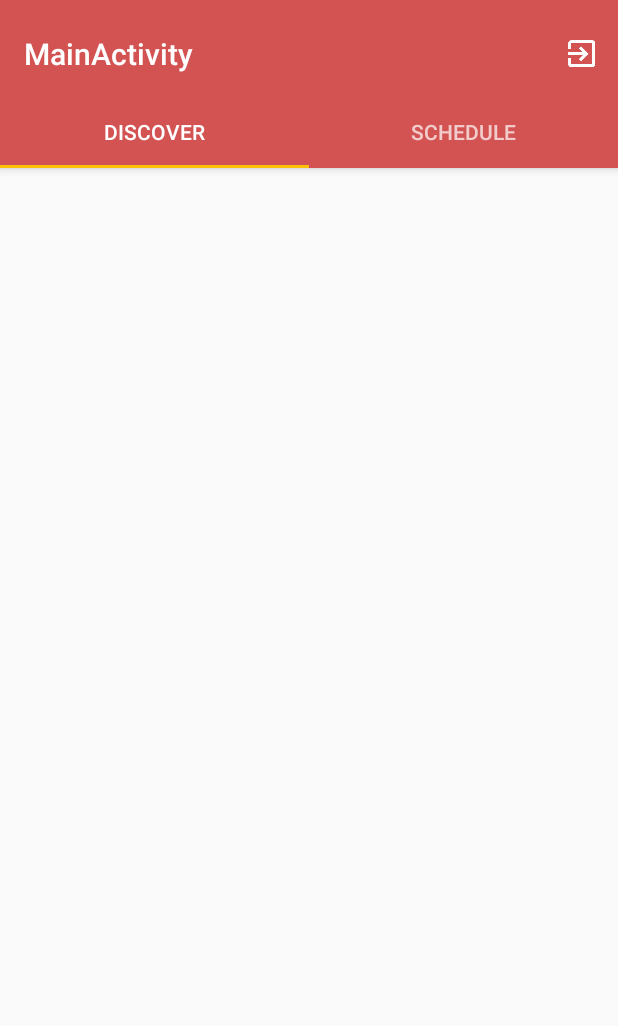
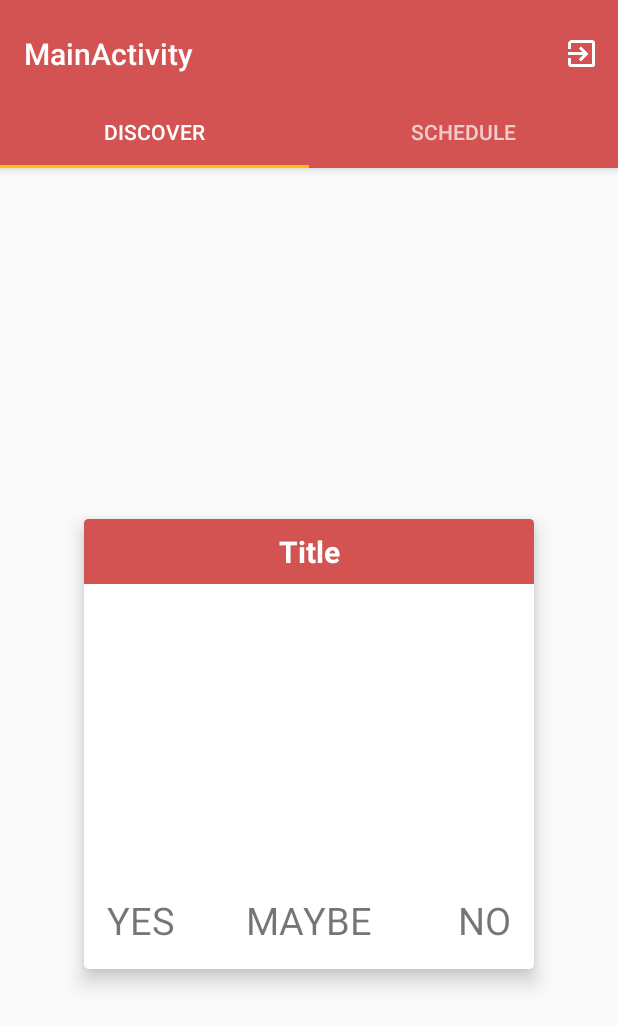
Before and after one commit to nareddyt/DiscOut, an Android app: the DiscoverFragment screen opened directly, with no data from a screen before it, on a phone screen of 412 x 824 dp. Shown: the top 1026 px of the screen. Run offline under Robolectric (Android 15) with nearby library versions, the phone set to English and light mode, and no system bars; libraries missing offline, so code that uses them is left out: com.spotify.sdk.

Commit message:
Discovery fragment check in

```diff
--- a/app/build.gradle
+++ b/app/build.gradle
@@ -35,4 +35,5 @@ dependencies {
     compile 'com.android.support:design:24.0.0'
     compile 'com.squareup.okhttp3:okhttp:3.4.1'
     compile 'com.android.support:support-v4:24.0.0'
+    compile 'com.android.support:cardview-v7:24.0.+'
 }
--- a/app/src/main/res/layout/fragment_recommend.xml
+++ b/app/src/main/res/layout/fragment_recommend.xml
@@ -1,8 +1,60 @@
-<RelativeLayout xmlns:android="http://schemas.android.com/apk/res/android"
-             xmlns:tools="http://schemas.android.com/tools"
-             android:layout_width="match_parent"
-             android:layout_height="match_parent"
-             tools:context=".MainActivity">
+<?xml version="1.0" encoding="utf-8"?>
+<LinearLayout xmlns:android="http://schemas.android.com/apk/res/android"
+    xmlns:app="http://schemas.android.com/apk/res-auto"
+    xmlns:card_view="http://schemas.android.com/apk/res-auto"
+    android:orientation="vertical"
+    android:layout_width="match_parent"
+    android:layout_height="match_parent"
+    android:animateLayoutChanges="true"
+    android:gravity="center">
 
-
-</RelativeLayout>
+    <android.support.v7.widget.CardView
+        xmlns:card_view="http://schemas.android.com/apk/res-auto"
+        android:id="@+id/card_view"
+        android:layout_width="300dp"
+        android:layout_height="300dp"
+        card_view:cardCornerRadius="3dp"
+        card_view:cardElevation="8dp">
+        <TextView
+            android:id = "@+id/title"
+            android:layout_width="match_parent"
+            android:layout_height="wrap_content"
+            android:textSize="20sp"
+            android:gravity="center"
+            android:padding="8dp"
+            android:textStyle="bold"
+            android:textColor="@android:color/white"
+            android:background="@color/colorPrimary"
+            android:text="Title"/>
+        <RelativeLayout
+            android:layout_width="match_parent"
+            android:layout_height="match_parent"
+            android:gravity="center_horizontal"
+            android:padding="15dp">
+            <TextView
+                android:id="@+id/yes_button"
+                android:text="YES"
+                android:textSize="25sp"
+                android:layout_width="wrap_content"
+                android:layout_height="wrap_content"
+                android:layout_alignParentBottom="true"/>
+            <TextView
+                android:id="@+id/no_button"
+                android:text="NO"
+                android:textSize="25sp"
+                android:layout_width="wrap_content"
+                android:layout_height="wrap_content"
+                android:layout_alignParentBottom="true"
+                android:layout_alignParentRight="true"/>
+            <TextView
+                android:id="@+id/maybe_button"
+                android:text="MAYBE"
+                android:textSize="25sp"
+                android:layout_width="wrap_content"
+                android:layout_height="wrap_content"
+                android:layout_centerInParent="true"
+                android:layout_alignParentBottom="true"
+                />
+        </RelativeLayout>
+    </android.support.v7.widget.CardView>
+</LinearLayout>
```
